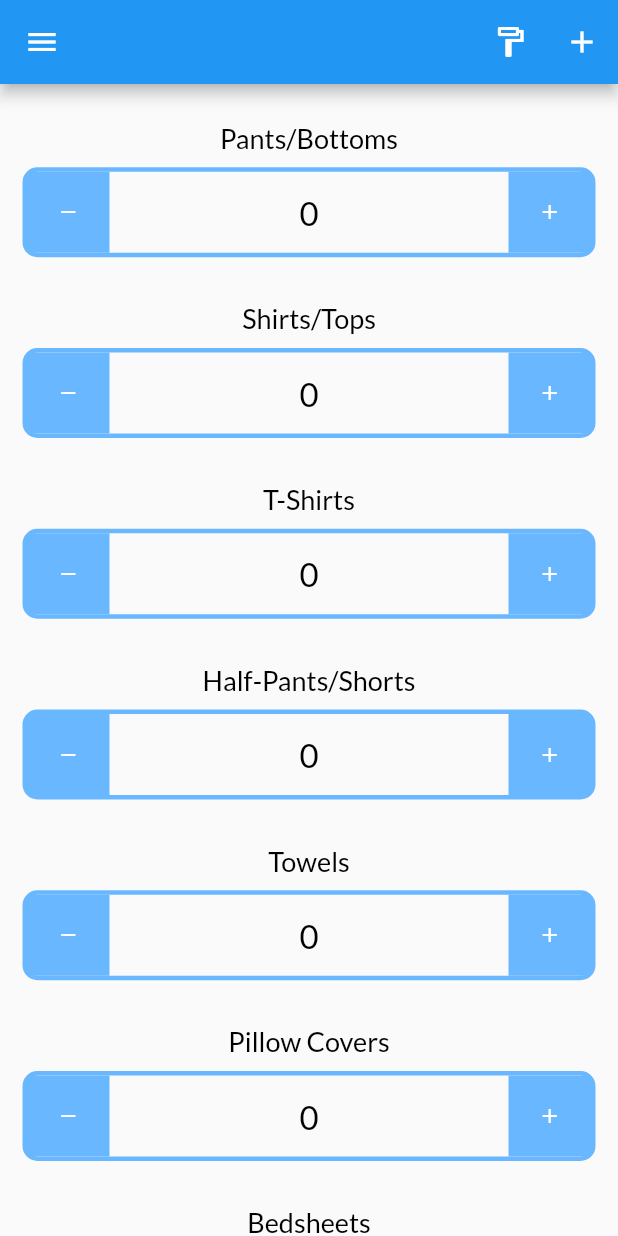
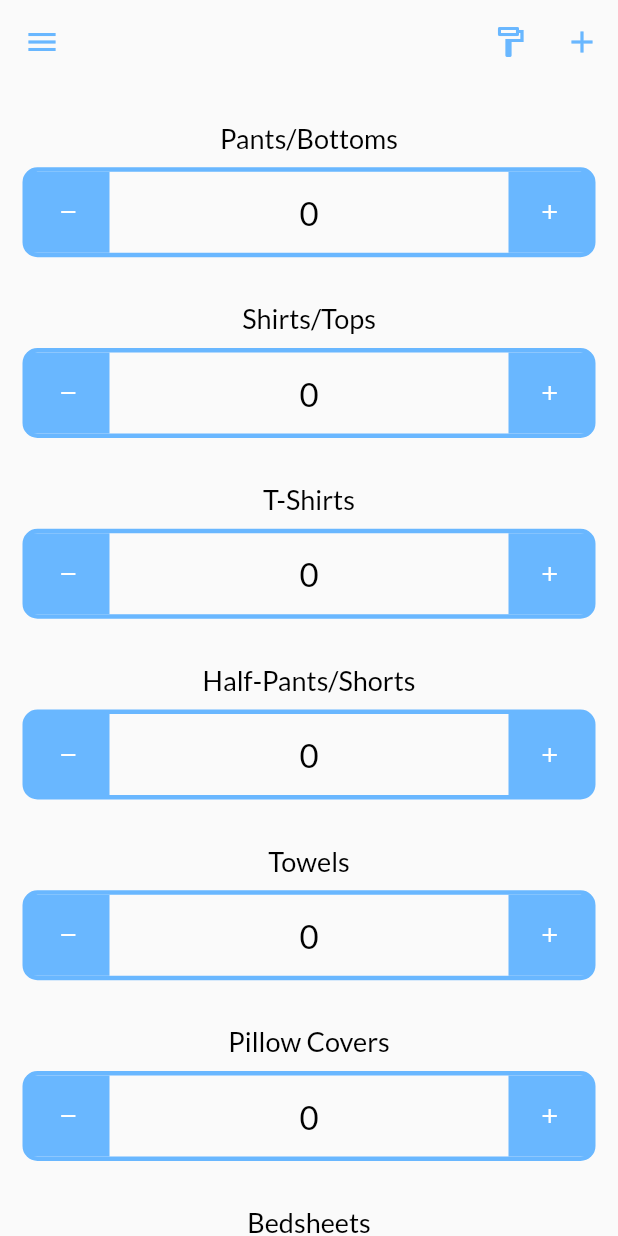
Before and after one commit to nikhil-RGB/srm_laundry, a Flutter app: the screen it shows after launch, on a phone screen of 412 x 824 dp. Run offline on Flutter 3.47's test engine with Material 2 defaults, Android fonts, the phone set to English and light mode, and no system bars; our stand-ins replace google_fonts, hive, hive_flutter; missing offline and left inert: dart:ffi; accounts and stored records are empty.

Commit message:
💄 Modify app bar

```diff
--- a/lib/pages/CounterPage.dart
+++ b/lib/pages/CounterPage.dart
@@ -1,4 +1,5 @@
 import 'dart:core';
+import 'dart:ffi';
 
 import 'package:flutter/material.dart';
 import 'package:google_fonts/google_fonts.dart';
@@ -30,8 +31,14 @@ class _CounterPageState extends State<CounterPage> {
     return Scaffold(
       backgroundColor: darkMode ? darkModeBg : lightModeBg,
       appBar: AppBar(
-        leading:
-            IconButton(onPressed: () {}, icon: const Icon(Icons.menu_outlined)),
+        elevation: 0,
+        backgroundColor: darkMode ? darkModeBg : lightModeBg,
+        leading: IconButton(
+            onPressed: () {},
+            icon: const Icon(
+              Icons.menu_outlined,
+              color: color,
+            )),
         title: const SizedBox(width: 190),
         actions: [
           IconButton(
@@ -40,8 +47,16 @@ class _CounterPageState extends State<CounterPage> {
                   darkMode = !darkMode;
                 });
               },
-              icon: const Icon(Icons.format_paint_outlined)),
-          IconButton(onPressed: () {}, icon: const Icon(Icons.add)),
+              icon: const Icon(
+                Icons.format_paint_outlined,
+                color: color,
+              )),
+          IconButton(
+              onPressed: () {},
+              icon: const Icon(
+                Icons.add,
+                color: color,
+              )),
         ],
       ),
       body: ListView(
```
